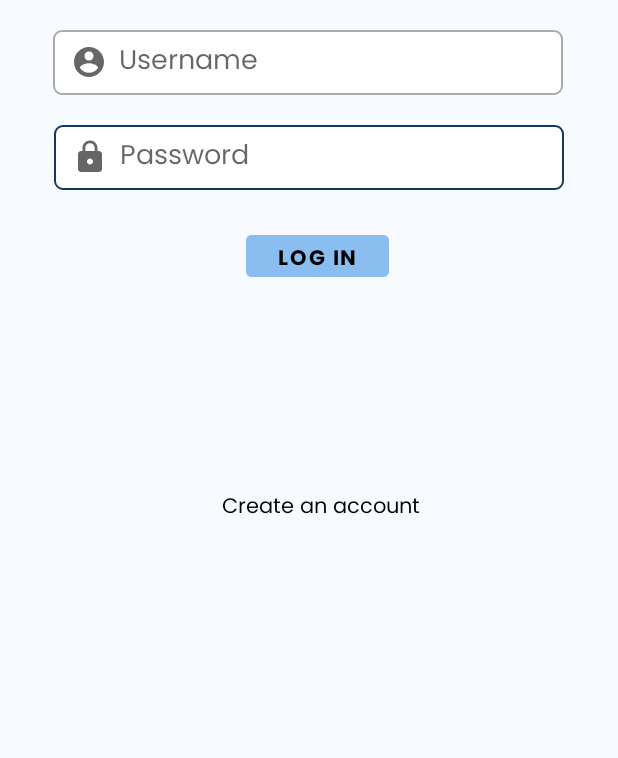
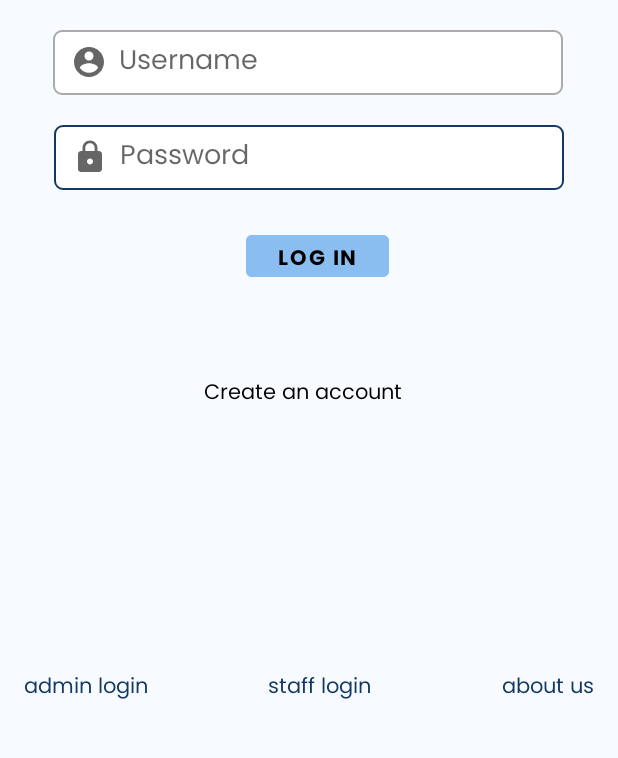
Before and after one commit to galeh704/FinalProject2_E-Commerce-App, an Android app: the screen it shows after launch (MainActivity), on a phone screen of 412 x 824 dp, the part 366-1124 px from its top. Run offline under Robolectric (Android 15) with nearby library versions, the phone set to English and light mode, and no system bars.

Commit message:
Tambah activity stafflogin + successfullogin

```diff
--- a/app/src/main/java/com/example/finalproject2_e_commerce_app/MainActivity.java
+++ b/app/src/main/java/com/example/finalproject2_e_commerce_app/MainActivity.java
@@ -15,7 +15,7 @@ public class MainActivity extends AppCompatActivity implements View.OnClickListe
 
     private EditText et_username,et_password;
     private Button bt_login;
-    private TextView createacc;
+    private TextView createacc,stafflogin,adminlogin,aboutus;
 
     @Override
     protected void onCreate(Bundle savedInstanceState) {
@@ -27,6 +27,9 @@ public class MainActivity extends AppCompatActivity implements View.OnClickListe
 
         createacc=findViewById(R.id.textView_createaccount);
         createacc.setOnClickListener(this);
+
+        stafflogin=findViewById(R.id.textView_stafflogin);
+        stafflogin.setOnClickListener(this);
 
         bt_login=findViewById(R.id.button_login);
         bt_login.setOnClickListener(this);
@@ -63,12 +66,16 @@ public class MainActivity extends AppCompatActivity implements View.OnClickListe
                 //Ganti jadi intent ke class home page
                 Intent login = new Intent(getApplicationContext(),signup.class);
                 startActivity(login);
+                break;
 
-                break;
             case R.id.textView_createaccount:
                 Intent createacc = new Intent(getApplicationContext(),signup.class);
                 startActivity(createacc);
+                break;
 
+            case R.id.textView_stafflogin:
+                Intent stafflogint = new Intent(getApplicationContext(),stafflogin.class);
+                startActivity(stafflogint);
                 break;
         }
 
--- a/app/src/main/res/layout/activity_main.xml
+++ b/app/src/main/res/layout/activity_main.xml
@@ -7,6 +7,43 @@
     android:layout_height="match_parent"
     android:background="#F7FBFF"
     tools:context=".MainActivity">
+
+    <TextView
+        android:id="@+id/textView_aboutus"
+        android:layout_width="wrap_content"
+        android:layout_height="wrap_content"
+        android:layout_marginEnd="16dp"
+        android:fontFamily="@font/poppins"
+        android:text="about us"
+        android:textColor="#133962"
+        app:layout_constraintEnd_toEndOf="parent"
+        app:layout_constraintTop_toTopOf="@+id/textView_stafflogin" />
+
+    <TextView
+        android:id="@+id/textView_adminlogin"
+        android:layout_width="wrap_content"
+        android:layout_height="wrap_content"
+        android:layout_marginStart="16dp"
+        android:layout_marginTop="256dp"
+        android:fontFamily="@font/poppins"
+        android:text="admin login"
+        android:textColor="#133962"
+        app:layout_constraintStart_toStartOf="parent"
+        app:layout_constraintTop_toBottomOf="@+id/button_login" />
+
+    <TextView
+        android:id="@+id/textView_stafflogin"
+        android:layout_width="wrap_content"
+        android:layout_height="wrap_content"
+        android:layout_marginStart="80dp"
+        android:layout_marginEnd="85dp"
+        android:fontFamily="@font/poppins"
+        android:text="staff login"
+        android:textColor="#133962"
+        app:layout_constraintEnd_toStartOf="@+id/textView_aboutus"
+        app:layout_constraintHorizontal_bias="0.0"
+        app:layout_constraintStart_toEndOf="@+id/textView_adminlogin"
+        app:layout_constraintTop_toTopOf="@+id/textView_adminlogin" />
 
     <EditText
         android:id="@+id/editText_login_password"
@@ -64,8 +101,8 @@
         android:id="@+id/textView_createaccount"
         android:layout_width="wrap_content"
         android:layout_height="wrap_content"
-        android:layout_marginStart="148dp"
-        android:layout_marginTop="136dp"
+        android:layout_marginStart="136dp"
+        android:layout_marginTop="60dp"
         android:fontFamily="@font/poppins"
         android:text="Create an account"
         android:textColor="@color/black"
--- a/app/src/main/res/layout/activity_signup.xml
+++ b/app/src/main/res/layout/activity_signup.xml
@@ -118,7 +118,7 @@
         android:layout_marginEnd="90dp"
         android:fontFamily="@font/poppins"
         android:text="Sign up to start shopping with us"
-        android:textColor="#515151"
+        android:textColor="#3C3F41"
         app:layout_constraintEnd_toEndOf="parent"
         app:layout_constraintHorizontal_bias="0.0"
         app:layout_constraintStart_toStartOf="parent"
```
Also changed, not shown: app/src/main/AndroidManifest.xml (+10 -2 lines), app/src/main/java/com/example/finalproject2_e_commerce_app/signup.java (+1 -25 lines), app/src/main/java/com/example/finalproject2_e_commerce_app/stafflogin.java (added, +63 -0 lines), app/src/main/java/com/example/finalproject2_e_commerce_app/successfullogin.java (added, +14 -0 lines), app/src/main/res/layout/activity_stafflogin.xml (added, +78 -0 lines), app/src/main/res/layout/activity_successfullogin.xml (added, +25 -0 lines).
